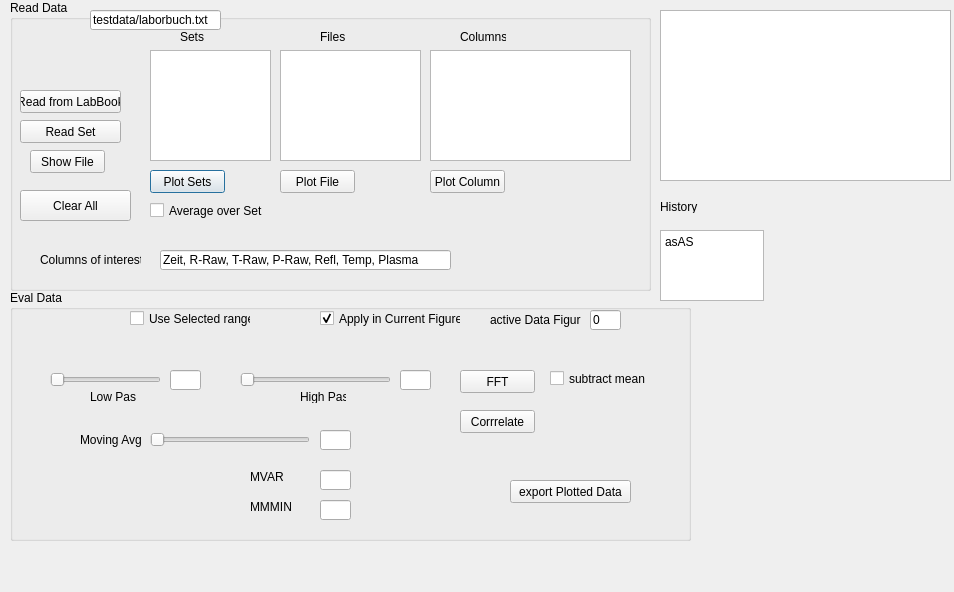
Before: the Qt Designer form diag.ui in FlorianFetzer/PyPlotter, drawn with Qt 5.
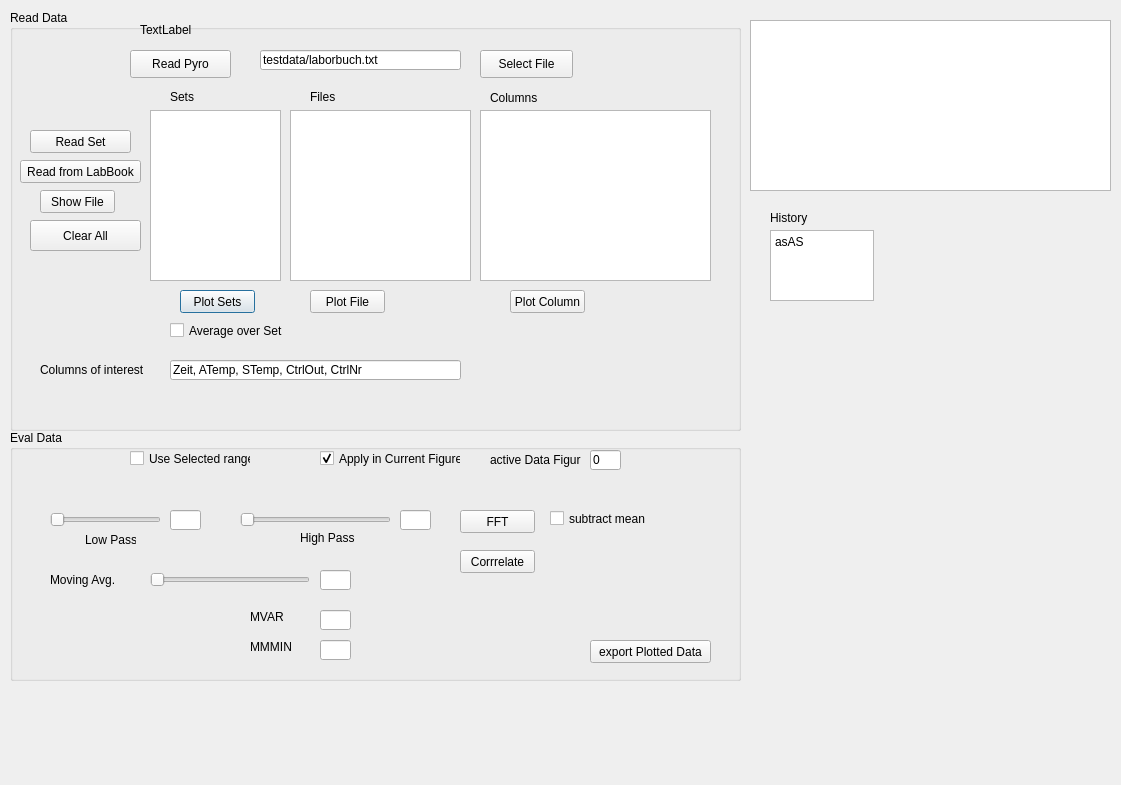
After: the same form once the commit is applied.

Commit message: axes, pyro,..

```diff
--- a/diag.ui
+++ b/diag.ui
@@ -6,8 +6,8 @@
    <rect>
     <x>0</x>
     <y>0</y>
-    <width>954</width>
-    <height>592</height>
+    <width>1121</width>
+    <height>785</height>
    </rect>
   </property>
   <property name="windowTitle">
@@ -17,9 +17,9 @@
    <property name="geometry">
     <rect>
      <x>10</x>
-     <y>0</y>
-     <width>641</width>
-     <height>291</height>
+     <y>10</y>
+     <width>731</width>
+     <height>421</height>
     </rect>
    </property>
    <property name="title">
@@ -28,9 +28,9 @@
    <widget class="QLineEdit" name="lineEdit">
     <property name="geometry">
      <rect>
-      <x>80</x>
-      <y>10</y>
-      <width>131</width>
+      <x>250</x>
+      <y>40</y>
+      <width>201</width>
       <height>20</height>
      </rect>
     </property>
@@ -41,8 +41,8 @@
    <widget class="QPushButton" name="PlotSets_PB">
     <property name="geometry">
      <rect>
-      <x>140</x>
-      <y>170</y>
+      <x>170</x>
+      <y>280</y>
       <width>75</width>
       <height>23</height>
      </rect>
@@ -54,7 +54,7 @@
    <widget class="QPushButton" name="ReadSets_PB">
     <property name="geometry">
      <rect>
-      <x>10</x>
+      <x>20</x>
       <y>120</y>
       <width>101</width>
       <height>23</height>
@@ -67,8 +67,8 @@
    <widget class="QPushButton" name="PlotColumn_PB">
     <property name="geometry">
      <rect>
-      <x>420</x>
-      <y>170</y>
+      <x>500</x>
+      <y>280</y>
       <width>75</width>
       <height>23</height>
      </rect>
@@ -81,8 +81,8 @@
     <property name="geometry">
      <rect>
       <x>10</x>
-      <y>90</y>
-      <width>101</width>
+      <y>150</y>
+      <width>121</width>
       <height>23</height>
      </rect>
     </property>
@@ -93,8 +93,8 @@
    <widget class="QLabel" name="label_6">
     <property name="geometry">
      <rect>
-      <x>170</x>
-      <y>30</y>
+      <x>160</x>
+      <y>80</y>
       <width>46</width>
       <height>13</height>
      </rect>
@@ -106,10 +106,10 @@
    <widget class="QLabel" name="label_7">
     <property name="geometry">
      <rect>
-      <x>450</x>
-      <y>30</y>
-      <width>46</width>
-      <height>13</height>
+      <x>480</x>
+      <y>80</y>
+      <width>61</width>
+      <height>16</height>
      </rect>
     </property>
     <property name="text">
@@ -119,8 +119,8 @@
    <widget class="QLabel" name="label_8">
     <property name="geometry">
      <rect>
-      <x>310</x>
-      <y>30</y>
+      <x>300</x>
+      <y>80</y>
       <width>46</width>
       <height>13</height>
      </rect>
@@ -132,8 +132,8 @@
    <widget class="QPushButton" name="ShowFile_PB">
     <property name="geometry">
      <rect>
-      <x>20</x>
-      <y>150</y>
+      <x>30</x>
+      <y>180</y>
       <width>75</width>
       <height>23</height>
      </rect>
@@ -146,9 +146,9 @@
     <property name="geometry">
      <rect>
       <x>140</x>
-      <y>50</y>
-      <width>121</width>
-      <height>111</height>
+      <y>100</y>
+      <width>131</width>
+      <height>171</height>
      </rect>
     </property>
     <property name="selectionMode">
@@ -158,10 +158,10 @@
    <widget class="QListWidget" name="FileScroll">
     <property name="geometry">
      <rect>
-      <x>270</x>
-      <y>50</y>
-      <width>141</width>
-      <height>111</height>
+      <x>280</x>
+      <y>100</y>
+      <width>181</width>
+      <height>171</height>
      </rect>
     </property>
     <property name="selectionMode">
@@ -171,10 +171,10 @@
    <widget class="QListWidget" name="ColumnScroll">
     <property name="geometry">
      <rect>
-      <x>420</x>
-      <y>50</y>
-      <width>201</width>
-      <height>111</height>
+      <x>470</x>
+      <y>100</y>
+      <width>231</width>
+      <height>171</height>
      </rect>
     </property>
     <property name="selectionMode">
@@ -184,8 +184,8 @@
    <widget class="QPushButton" name="PlotFile_PB">
     <property name="geometry">
      <rect>
-      <x>270</x>
-      <y>170</y>
+      <x>300</x>
+      <y>280</y>
       <width>75</width>
       <height>23</height>
      </rect>
@@ -197,22 +197,22 @@
    <widget class="QLineEdit" name="ColsOfInterestEdit">
     <property name="geometry">
      <rect>
-      <x>150</x>
-      <y>250</y>
+      <x>160</x>
+      <y>350</y>
       <width>291</width>
       <height>20</height>
      </rect>
     </property>
     <property name="text">
-     <string>Zeit, R-Raw, T-Raw, P-Raw, Refl, Temp, Plasma</string>
+     <string>Zeit, ATemp, STemp, CtrlOut, CtrlNr</string>
     </property>
    </widget>
    <widget class="QLabel" name="label_10">
     <property name="geometry">
      <rect>
       <x>30</x>
-      <y>250</y>
-      <width>101</width>
+      <y>350</y>
+      <width>121</width>
       <height>20</height>
      </rect>
     </property>
@@ -223,9 +223,9 @@
    <widget class="QCheckBox" name="AverageSets">
     <property name="geometry">
      <rect>
-      <x>140</x>
-      <y>200</y>
-      <width>121</width>
+      <x>160</x>
+      <y>310</y>
+      <width>131</width>
       <height>21</height>
      </rect>
     </property>
@@ -239,8 +239,8 @@
    <widget class="QPushButton" name="Clear_PB">
     <property name="geometry">
      <rect>
-      <x>10</x>
-      <y>190</y>
+      <x>20</x>
+      <y>210</y>
       <width>111</width>
       <height>31</height>
      </rect>
@@ -249,13 +249,52 @@
      <string>Clear All</string>
     </property>
    </widget>
+   <widget class="QLabel" name="WorkingD_label">
+    <property name="geometry">
+     <rect>
+      <x>130</x>
+      <y>10</y>
+      <width>461</width>
+      <height>20</height>
+     </rect>
+    </property>
+    <property name="text">
+     <string>TextLabel</string>
+    </property>
+   </widget>
+   <widget class="QPushButton" name="Select_PB">
+    <property name="geometry">
+     <rect>
+      <x>470</x>
+      <y>40</y>
+      <width>93</width>
+      <height>28</height>
+     </rect>
+    </property>
+    <property name="text">
+     <string>Select File</string>
+    </property>
+   </widget>
+   <widget class="QPushButton" name="Pyro_PB">
+    <property name="geometry">
+     <rect>
+      <x>120</x>
+      <y>40</y>
+      <width>101</width>
+      <height>28</height>
+     </rect>
+    </property>
+    <property name="text">
+     <string>Read Pyro</string>
+    </property>
+   </widget>
   </widget>
   <widget class="QGroupBox" name="groupBox_2">
    <property name="geometry">
     <rect>
      <x>10</x>
-     <y>290</y>
-     <width>681</width>
+     <y>430</y>
+     <width>731</width>
      <height>251</height>
     </rect>
    </property>
@@ -310,10 +349,10 @@
    <widget class="QLabel" name="label">
     <property name="geometry">
      <rect>
-      <x>80</x>
+      <x>75</x>
       <y>100</y>
-      <width>46</width>
-      <height>13</height>
+      <width>51</width>
+      <height>20</height>
      </rect>
     </property>
     <property name="text">
@@ -325,8 +364,8 @@
      <rect>
       <x>290</x>
       <y>100</y>
-      <width>46</width>
-      <height>13</height>
+      <width>61</width>
+      <height>16</height>
      </rect>
     </property>
     <property name="text">
@@ -352,9 +391,9 @@
    <widget class="QLabel" name="label_5">
     <property name="geometry">
      <rect>
-      <x>70</x>
+      <x>40</x>
       <y>140</y>
-      <width>61</width>
+      <width>91</width>
       <height>20</height>
      </rect>
     </property>
@@ -450,8 +489,8 @@
    <widget class="QPushButton" name="Export_PB">
     <property name="geometry">
      <rect>
-      <x>500</x>
-      <y>190</y>
+      <x>580</x>
+      <y>210</y>
       <width>121</width>
       <height>23</height>
      </rect>
@@ -465,7 +504,7 @@
      <rect>
       <x>540</x>
       <y>80</y>
-      <width>101</width>
+      <width>131</width>
       <height>17</height>
      </rect>
     </property>
@@ -536,9 +575,9 @@
   <widget class="QTextBrowser" name="textBrowser">
    <property name="geometry">
     <rect>
-     <x>660</x>
-     <y>10</y>
-     <width>291</width>
+     <x>750</x>
+     <y>20</y>
+     <width>361</width>
      <height>171</height>
     </rect>
    </property>
@@ -546,10 +585,10 @@
   <widget class="QLabel" name="label_9">
    <property name="geometry">
     <rect>
-     <x>660</x>
-     <y>200</y>
+     <x>770</x>
+     <y>210</y>
      <width>46</width>
-     <height>13</height>
+     <height>16</height>
     </rect>
    </property>
    <property name="text">
@@ -559,7 +598,7 @@
   <widget class="QPlainTextEdit" name="HistoryEdit">
    <property name="geometry">
     <rect>
-     <x>660</x>
+     <x>770</x>
      <y>230</y>
      <width>104</width>
      <height>71</height>
```
The commit also changes 7 other files.
